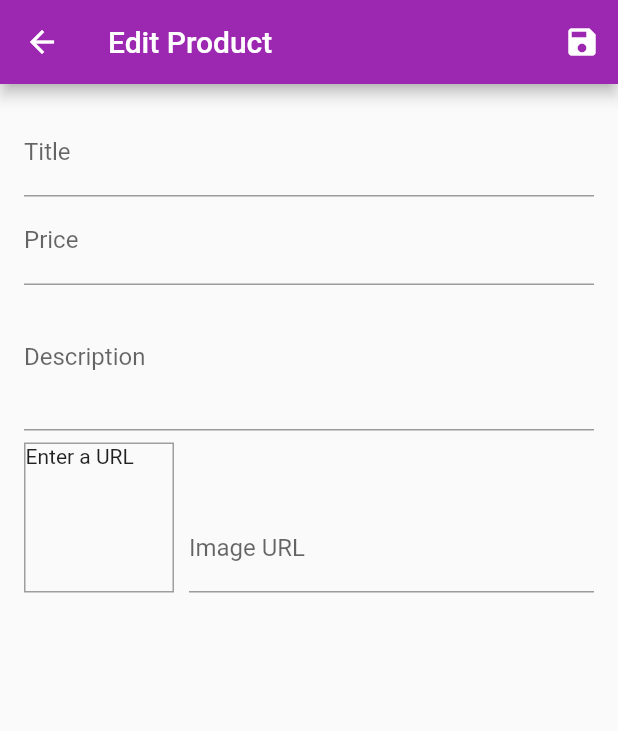
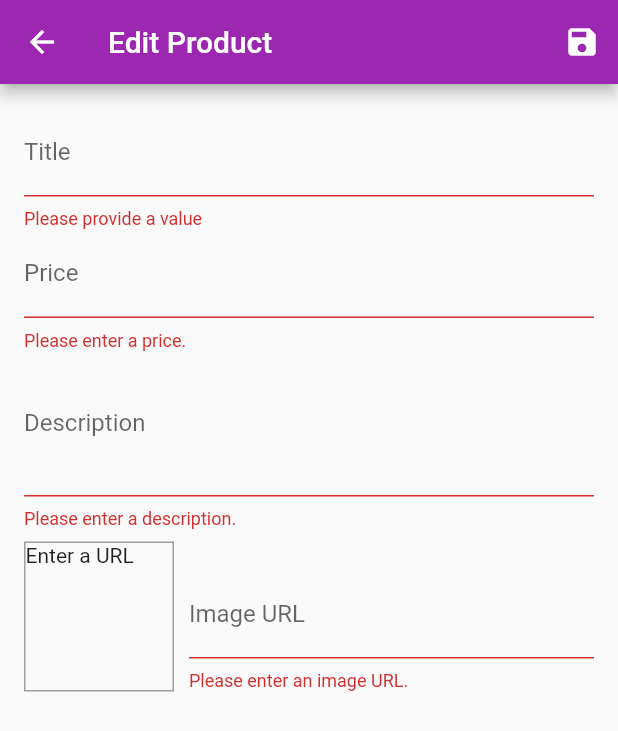
Before and after one commit to minhphan46/Shop_app, a Flutter app: the EditProductScreen screen opened by its route, after a tap on the "save" icon, on a phone screen of 412 x 824 dp. Shown: the top 731 px of the screen. Run offline on Flutter 3.47's test engine with Material 2 defaults, Android fonts, the phone set to English and light mode, and no system bars; network calls fail.

Commit message:
valid the input

```diff
--- a/lib/screens/edit_product_screen.dart
+++ b/lib/screens/edit_product_screen.dart
@@ -29,11 +29,22 @@ class _EditProductScreenState extends State<EditProductScreen> {
 
   void _updateImageUrl() {
     if (!_imageFocusNode.hasFocus) {
+      if ((!_imageUrlController.text.startsWith('http') &&
+              !_imageUrlController.text.startsWith('https')) ||
+          (!_imageUrlController.text.endsWith('.png') &&
+              !_imageUrlController.text.endsWith('.jpg') &&
+              !_imageUrlController.text.endsWith('.jpeg'))) {
+        return;
+      }
       setState(() {});
     }
   }
 
   void _saveForm() {
+    final isValid = _form.currentState!.validate();
+    if (!isValid) {
+      return;
+    }
     _form.currentState!.save();
     // kich hoat phuong thuc cho phep lay gia tri da nhap vao truong bieu mau
   }
@@ -73,6 +84,12 @@ class _EditProductScreenState extends State<EditProductScreen> {
                 onFieldSubmitted: (_) {
                   FocusScope.of(context).requestFocus(_priceFocusNode);
                 },
+                validator: (value) {
+                  if (value!.isEmpty) {
+                    return 'Please provide a value';
+                  }
+                  return null;
+                },
                 onSaved: (value) {
                   _editedProduct = Product(
                     id: null,
@@ -91,6 +108,18 @@ class _EditProductScreenState extends State<EditProductScreen> {
                 onFieldSubmitted: (_) {
                   FocusScope.of(context).requestFocus(_descriptionFocusNode);
                 },
+                validator: (value) {
+                  if (value!.isEmpty) {
+                    return 'Please enter a price.';
+                  }
+                  if (double.tryParse(value) == null) {
+                    return 'Please enter a valid number.';
+                  }
+                  if (double.tryParse(value)! <= 0) {
+                    return 'Please enter a number greater then zero.';
+                  }
+                  return null;
+                },
                 onSaved: (value) {
                   _editedProduct = Product(
                     id: null,
@@ -108,6 +137,15 @@ class _EditProductScreenState extends State<EditProductScreen> {
                 maxLines: 3,
                 keyboardType: TextInputType.multiline,
                 focusNode: _descriptionFocusNode,
+                validator: (value) {
+                  if (value!.isEmpty) {
+                    return 'Please enter a description.';
+                  }
+                  if (value.length < 10) {
+                    return 'Should be at least 10 characters long.';
+                  }
+                  return null;
+                },
                 onSaved: (value) {
                   _editedProduct = Product(
                     id: null,
@@ -151,6 +189,21 @@ class _EditProductScreenState extends State<EditProductScreen> {
                       onFieldSubmitted: (_) {
                         _saveForm();
                       },
+                      validator: (value) {
+                        if (value!.isEmpty) {
+                          return 'Please enter an image URL.';
+                        }
+                        if (!value.startsWith('http') &&
+                            !value.startsWith('https')) {
+                          return 'Please enter a valid URL.';
+                        }
+                        if (!value.endsWith('.png') &&
+                            !value.endsWith('.jpg') &&
+                            !value.endsWith('.jpeg')) {
+                          return 'Please enter a valid image URL.';
+                        }
+                        return null;
+                      },
                       onSaved: (value) {
                         _editedProduct = Product(
                           id: null,
```
